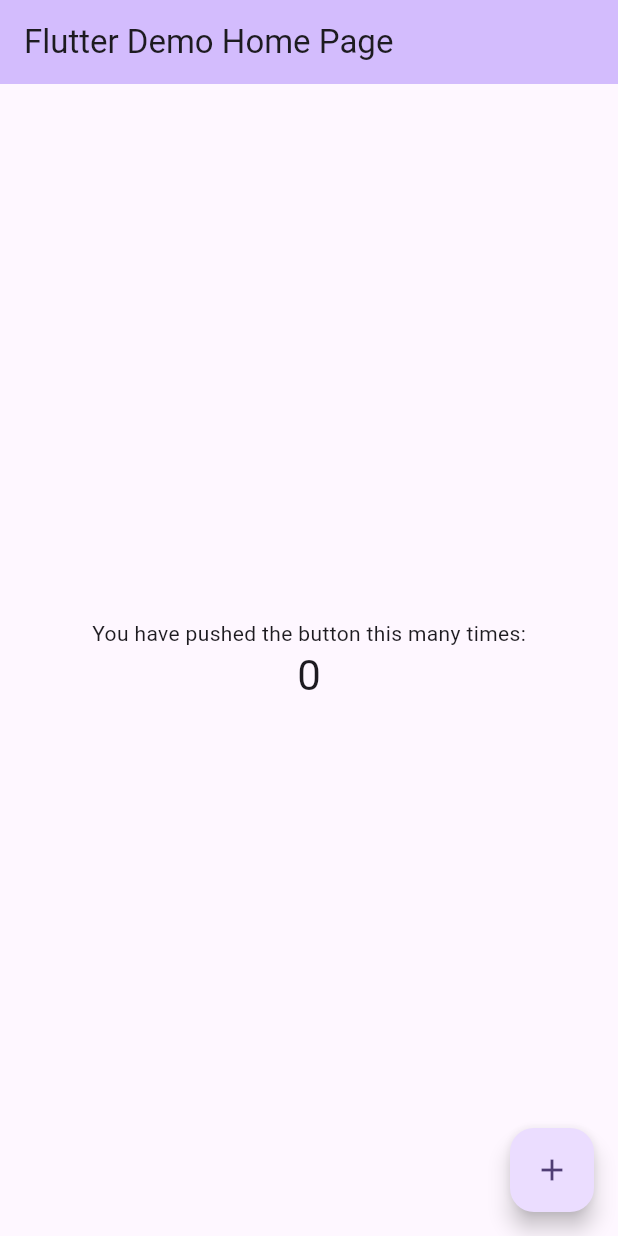
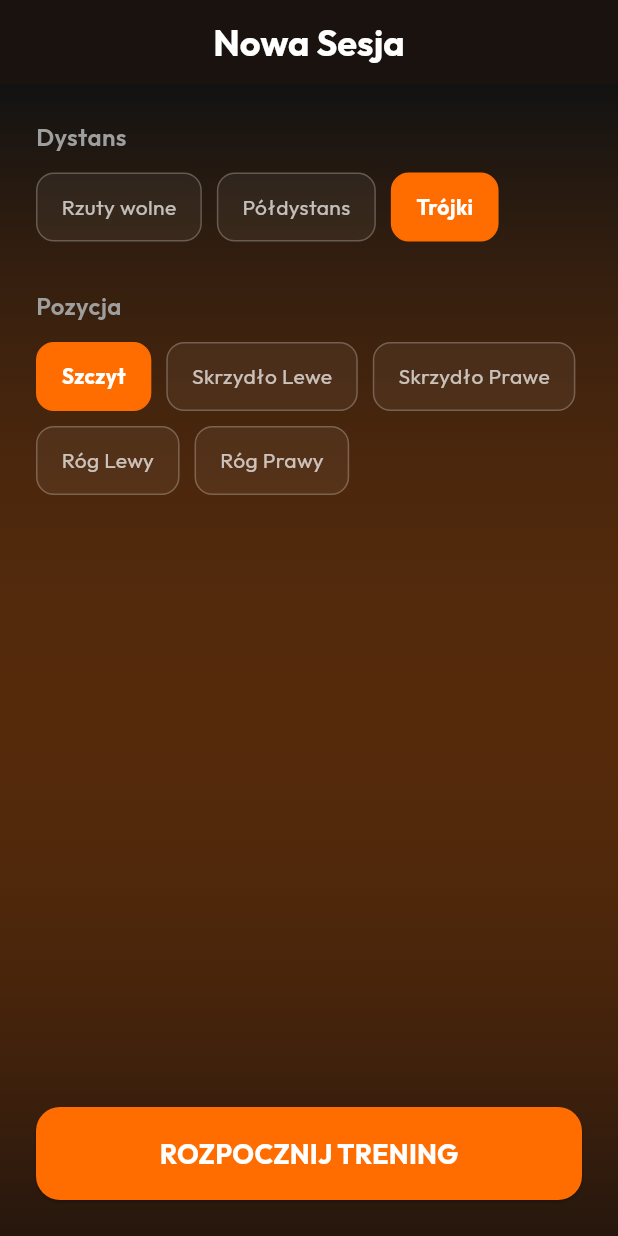
Before and after one commit to AveJaPl/hooplytics-flutter, a Flutter app: the screen it shows after launch, on a phone screen of 412 x 824 dp. Run offline on Flutter 3.47's test engine with Material 3 defaults, Android fonts, the phone set to English and light mode, and no system bars; our stand-ins replace google_fonts, permission_handler, speech_to_text, sqflite; accounts and stored records are empty.

Commit message:
Complete Flutter rewrite with shooting tracker, voice control and premium UI

```diff
--- a/lib/main.dart
+++ b/lib/main.dart
@@ -1,122 +1,49 @@
 import 'package:flutter/material.dart';
+import 'package:provider/provider.dart';
+import 'package:google_fonts/google_fonts.dart';
+import 'providers/session_provider.dart';
+import 'screens/session_setup.dart';
 
 void main() {
-  runApp(const MyApp());
+  runApp(
+    MultiProvider(
+      providers: [ChangeNotifierProvider(create: (_) => SessionProvider())],
+      child: const HooplyticsApp(),
+    ),
+  );
 }
 
-class MyApp extends StatelessWidget {
-  const MyApp({super.key});
+class HooplyticsApp extends StatelessWidget {
+  const HooplyticsApp({super.key});
 
-  // This widget is the root of your application.
   @override
   Widget build(BuildContext context) {
     return MaterialApp(
-      title: 'Flutter Demo',
+      title: 'Hooplytics',
+      debugShowCheckedModeBanner: false,
       theme: ThemeData(
-        // This is the theme of your application.
-        //
-        // TRY THIS: Try running your application with "flutter run". You'll see
-        // the application has a purple toolbar. Then, without quitting the app,
-        // try changing the seedColor in the colorScheme below to Colors.green
-        // and then invoke "hot reload" (save your changes or press the "hot
-        // reload" button in a Flutter-supported IDE, or press "r" if you used
-        // the command line to start the app).
-        //
-        // Notice that the counter didn't reset back to zero; the application
-        // state is not lost during the reload. To reset the state, use hot
-        // restart instead.
-        //
-        // This works for code too, not just values: Most code changes can be
-        // tested with just a hot reload.
-        colorScheme: .fromSeed(seedColor: Colors.deepPurple),
+        useMaterial3: true,
+        brightness: Brightness.dark,
+        colorScheme: ColorScheme.fromSeed(
+          seedColor: const Color(0xFFFF6D00), // Basketball orange
+          brightness: Brightness.dark,
+          primary: const Color(0xFFFF6D00),
+          secondary: const Color(0xFF2979FF), // Athletic blue
+          background: const Color(0xFF121212),
+        ),
+        textTheme: GoogleFonts.outfitTextTheme(ThemeData.dark().textTheme),
+        appBarTheme: AppBarTheme(
+          backgroundColor: Colors.transparent,
+          elevation: 0,
+          centerTitle: true,
+          titleTextStyle: GoogleFonts.outfit(
+            fontSize: 24,
+            fontWeight: FontWeight.bold,
+            color: Colors.white,
+          ),
+        ),
       ),
-      home: const MyHomePage(title: 'Flutter Demo Home Page'),
+      home: const SessionSetupScreen(),
     );
   }
 }
-
-class MyHomePage extends StatefulWidget {
-  const MyHomePage({super.key, required this.title});
-
-  // This widget is the home page of your application. It is stateful, meaning
-  // that it has a State object (defined below) that contains fields that affect
-  // how it looks.
-
-  // This class is the configuration for the state. It holds the values (in this
-  // case the title) provided by the parent (in this case the App widget) and
-  // used by the build method of the State. Fields in a Widget subclass are
-  // always marked "final".
-
-  final String title;
-
-  @override
-  State<MyHomePage> createState() => _MyHomePageState();
-}
-
-class _MyHomePageState extends State<MyHomePage> {
-  int _counter = 0;
-
-  void _incrementCounter() {
-    setState(() {
-      // This call to setState tells the Flutter framework that something has
-      // changed in this State, which causes it to rerun the build method below
-      // so that the display can reflect the updated values. If we changed
-      // _counter without calling setState(), then the build method would not be
-      // called again, and so nothing would appear to happen.
-      _counter++;
-    });
-  }
-
-  @override
-  Widget build(BuildContext context) {
-    // This method is rerun every time setState is called, for instance as done
-    // by the _incrementCounter method above.
-    //
-    // The Flutter framework has been optimized to make rerunning build methods
-    // fast, so that you can just rebuild anything that needs updating rather
-    // than having to individually change instances of widgets.
-    return Scaffold(
-      appBar: AppBar(
-        // TRY THIS: Try changing the color here to a specific color (to
-        // Colors.amber, perhaps?) and trigger a hot reload to see the AppBar
-        // change color while the other colors stay the same.
-        backgroundColor: Theme.of(context).colorScheme.inversePrimary,
-        // Here we take the value from the MyHomePage object that was created by
-        // the App.build method, and use it to set our appbar title.
-        title: Text(widget.title),
-      ),
-      body: Center(
-        // Center is a layout widget. It takes a single child and positions it
-        // in the middle of the parent.
-        child: Column(
-          // Column is also a layout widget. It takes a list of children and
-          // arranges them vertically. By default, it sizes itself to fit its
-          // children horizontally, and tries to be as tall as its parent.
-          //
-          // Column has various properties to control how it sizes itself and
-          // how it positions its children. Here we use mainAxisAlignment to
-          // center the children vertically; the main axis here is the vertical
-          // axis because Columns are vertical (the cross axis would be
-          // horizontal).
-          //
-          // TRY THIS: Invoke "debug painting" (choose the "Toggle Debug Paint"
-          // action in the IDE, or press "p" in the console), to see the
-          // wireframe for each widget.
-          mainAxisAlignment: .center,
-          children: [
-            const Text('You have pushed the button this many times:'),
-            Text(
-              '$_counter',
-              style: Theme.of(context).textTheme.headlineMedium,
-            ),
-          ],
-        ),
-      ),
-      floatingActionButton: FloatingActionButton(
-        onPressed: _incrementCounter,
-        tooltip: 'Increment',
-        child: const Icon(Icons.add),
-      ),
-    );
-  }
-}
--- /dev/null
+++ b/lib/models/session.dart
@@ -0,0 +1,41 @@
+class ShootingSession {
+  final String? id;
+  final String position; // e.g., 'Corner 3', 'Free Throw', 'Paint'
+  final String range;    // e.g., 'Mid-range', 'Three-pointer'
+  int makes;
+  int attempts;
+  final DateTime timestamp;
+
+  ShootingSession({
+    this.id,
+    required this.position,
+    required this.range,
+    this.makes = 0,
+    this.attempts = 0,
+    required this.timestamp,
+  });
+
+  Map<String, dynamic> toMap() {
+    return {
+      'id': id,
+      'position': position,
+      'range': range,
+      'makes': makes,
+      'attempts': attempts,
+      'timestamp': timestamp.toIso8601String(),
+    };
+  }
+
+  factory ShootingSession.fromMap(Map<String, dynamic> map) {
+    return ShootingSession(
+      id: map['id'],
+      position: map['position'],
+      range: map['range'],
+      makes: map['makes'],
+      attempts: map['attempts'],
+      timestamp: DateTime.parse(map['timestamp']),
+    );
+  }
+
+  double get percentage => attempts > 0 ? (makes / attempts) * 100 : 0.0;
+}
--- /dev/null
+++ b/lib/screens/session_setup.dart
@@ -0,0 +1,137 @@
+import 'package:flutter/material.dart';
+import 'package:provider/provider.dart';
+import '../providers/session_provider.dart';
+import 'shooting_session.dart';
+
+class SessionSetupScreen extends StatefulWidget {
+  const SessionSetupScreen({super.key});
+
+  @override
+  State<SessionSetupScreen> createState() => _SessionSetupScreenState();
+}
+
+class _SessionSetupScreenState extends State<SessionSetupScreen> {
+  String selectedRange = 'Trójki';
+  String selectedPosition = 'Szczyt';
+
+  final List<String> ranges = ['Rzuty wolne', 'Półdystans', 'Trójki'];
+  final List<String> positions = [
+    'Szczyt',
+    'Skrzydło Lewe',
+    'Skrzydło Prawe',
+    'Róg Lewy',
+    'Róg Prawy',
+  ];
+
+  @override
+  Widget build(BuildContext context) {
+    return Scaffold(
+      appBar: AppBar(title: const Text('Nowa Sesja')),
+      body: Container(
+        padding: const EdgeInsets.all(24.0),
+        decoration: BoxDecoration(
+          gradient: LinearGradient(
+            begin: Alignment.topCenter,
+            end: Alignment.bottomCenter,
+            colors: [
+              Theme.of(context).colorScheme.background,
+              Theme.of(context).colorScheme.primary.withOpacity(0.05),
+            ],
+          ),
+        ),
+        child: Column(
+          crossAxisAlignment: CrossAxisAlignment.stretch,
+          children: [
+            _buildSectionTitle('Dystans'),
+            const SizedBox(height: 12),
+            _buildSelectionGrid(ranges, selectedRange, (val) {
+              setState(() => selectedRange = val);
+            }),
+            const SizedBox(height: 32),
+            _buildSectionTitle('Pozycja'),
+            const SizedBox(height: 12),
+            _buildSelectionGrid(positions, selectedPosition, (val) {
+              setState(() => selectedPosition = val);
+            }),
+            const Spacer(),
+            ElevatedButton(
+              onPressed: () {
+                context.read<SessionProvider>().startNewSession(
+                  selectedPosition,
+                  selectedRange,
+                );
+                Navigator.of(context).push(
+                  MaterialPageRoute(
+                    builder: (_) => const ShootingSessionScreen(),
+                  ),
+                );
+              },
+              style: ElevatedButton.styleFrom(
+                backgroundColor: Theme.of(context).colorScheme.primary,
+                foregroundColor: Colors.white,
+                padding: const EdgeInsets.symmetric(vertical: 18),
+                shape: RoundedRectangleBorder(
+                  borderRadius: BorderRadius.circular(16),
+                ),
+              ),
+              child: const Text(
+                'ROZPOCZNIJ TRENING',
+                style: TextStyle(fontSize: 18, fontWeight: FontWeight.bold),
+              ),
+            ),
+          ],
+        ),
+      ),
+    );
+  }
+
+  Widget _buildSectionTitle(String title) {
+    return Text(
+      title,
+      style: const TextStyle(
+        fontSize: 16,
+        fontWeight: FontWeight.w600,
+        color: Colors.grey,
+      ),
+    );
+  }
+
+  Widget _buildSelectionGrid(
+    List<String> items,
+    String selected,
+    Function(String) onSelect,
+  ) {
+    return Wrap(
+      spacing: 10,
+      runSpacing: 10,
+      children: items.map((item) {
+        final isSelected = item == selected;
+        return InkWell(
+          onTap: () => onSelect(item),
+          child: AnimatedContainer(
+            duration: const Duration(milliseconds: 200),
+            padding: const EdgeInsets.symmetric(horizontal: 16, vertical: 12),
+            decoration: BoxDecoration(
+              color: isSelected
+                  ? Theme.of(context).colorScheme.primary
+                  : Colors.white.withOpacity(0.05),
+              borderRadius: BorderRadius.circular(12),
+              border: Border.all(
+                color: isSelected
+                    ? Theme.of(context).colorScheme.primary
+                    : Colors.white24,
+              ),
+            ),
+            child: Text(
+              item,
+              style: TextStyle(
+                color: isSelected ? Colors.white : Colors.white70,
+                fontWeight: isSelected ? FontWeight.bold : FontWeight.normal,
+              ),
+            ),
+          ),
+        );
+      }).toList(),
+    );
+  }
+}
```
Also changed, not shown: lib/database/database_helper.dart (added, +48 -0 lines), lib/providers/session_provider.dart (added, +46 -0 lines), lib/screens/shooting_session.dart (added, +223 -0 lines), lib/services/voice_controller.dart (added, +42 -0 lines), pubspec.yaml (+7 -0 lines), pubspec.lock, 1 other file.
